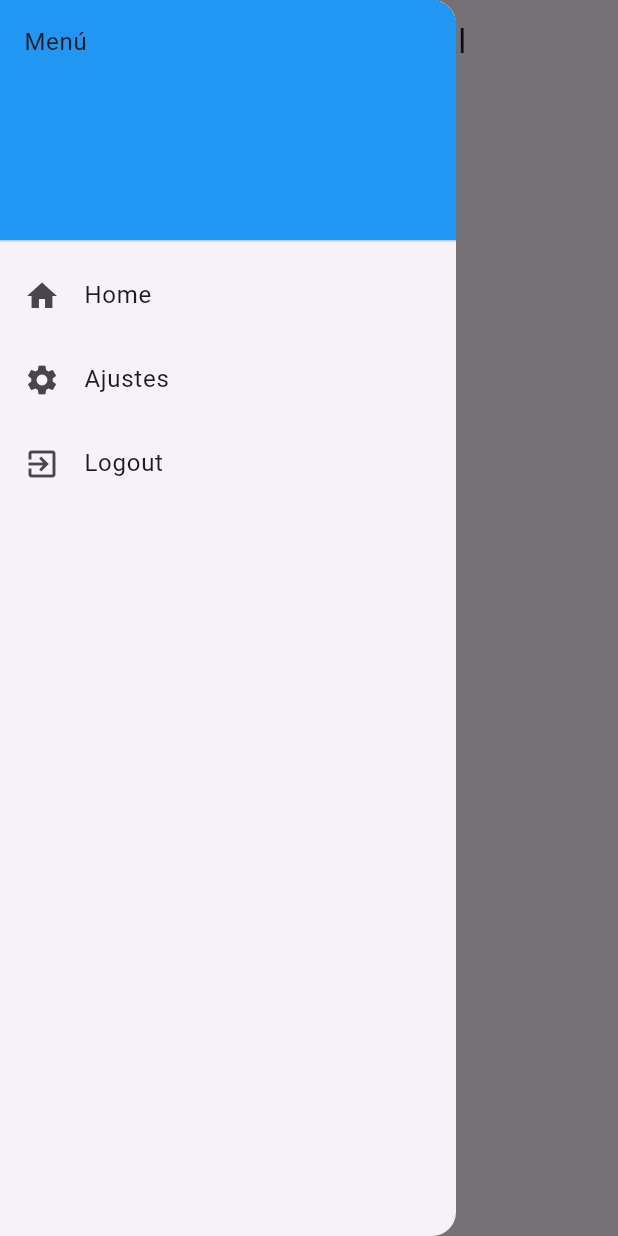
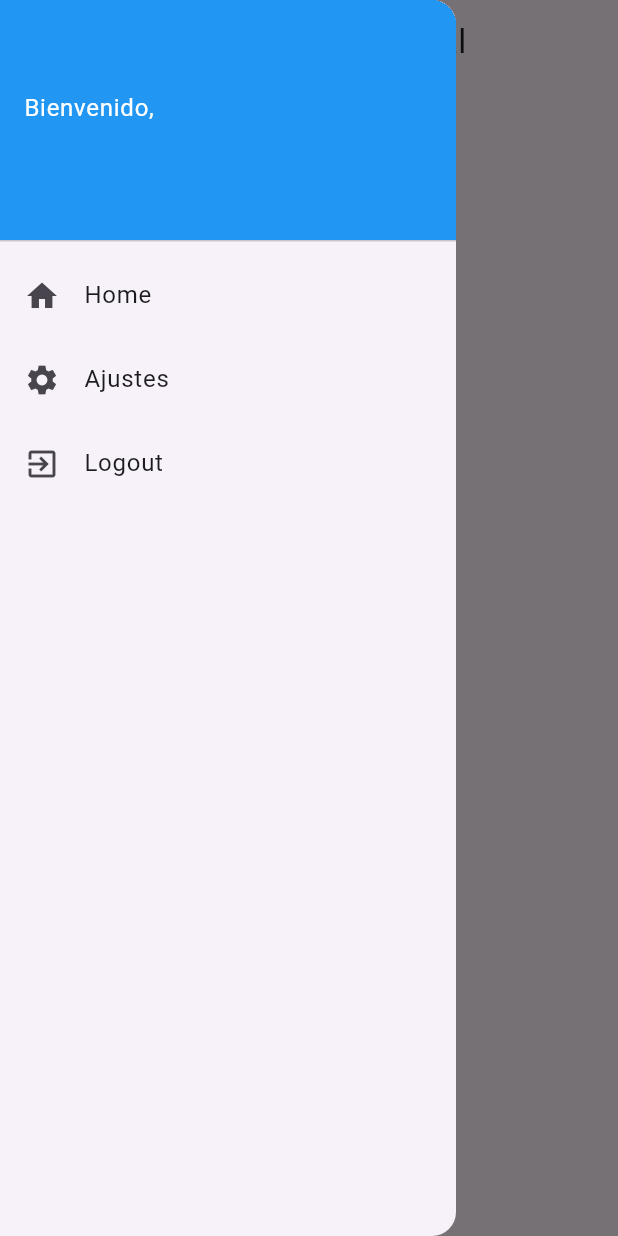
Before and after one commit to carlosgr1992/Examen_PMDM_PSP_CarlosGarciaRamirez, a Flutter app: the HomeView screen opened by its route, with the side drawer open, on a phone screen of 412 x 824 dp. Run offline on Flutter 3.47's test engine with Material 3 defaults, Android fonts, the phone set to English and light mode, and no system bars; our stand-ins replace cloud_firestore, firebase_auth, firebase_core; accounts and stored records are empty; generated files the repository leaves out were written again.

Commit message:
PMDM 3.4: Conseguido finalmente que reconozca al usuario creado desde el DrawerCustom al hacer clic en ajustes

```diff
--- a/lib/customViews/DrawerCustom.dart
+++ b/lib/customViews/DrawerCustom.dart
@@ -5,7 +5,7 @@ import '../fireStoreObjets/FbUsuario.dart';
 import '../onBoarding/AjustesView.dart';
 
 class DrawerCustom extends StatelessWidget {
-  final FbUsuario currentUser;
+  final FbUsuario? currentUser;
 
   DrawerCustom({required this.currentUser});
 
@@ -13,10 +13,18 @@ class DrawerCustom extends StatelessWidget {
   Widget build(BuildContext context) {
     return Drawer(
       child: ListView(
-        padding: EdgeInsets.zero,
         children: <Widget>[
           DrawerHeader(
-            child: Text('Menú'),
+            child: currentUser != null
+                ? Column(
+              mainAxisAlignment: MainAxisAlignment.center,
+              crossAxisAlignment: CrossAxisAlignment.start,
+              children: <Widget>[
+                Text('Bienvenido, ${currentUser!.nombre}', style: TextStyle(color: Colors.white)),
+                Text('${currentUser!.apellidos}', style: TextStyle(color: Colors.white)),
+              ],
+            )
+                : Text('Bienvenido, Invitado', style: TextStyle(color: Colors.white)),
             decoration: BoxDecoration(
               color: Colors.blue,
             ),
@@ -32,10 +40,13 @@ class DrawerCustom extends StatelessWidget {
             leading: Icon(Icons.settings),
             title: Text('Ajustes'),
             onTap: () {
-              Navigator.of(context).pop();
-              Navigator.of(context).push(MaterialPageRoute(
-                builder: (context) => AjustesView(usuario: currentUser),
-              ));
+              if (currentUser != null) {
+                Navigator.of(context).push(MaterialPageRoute(
+                  builder: (context) => AjustesView(usuario: currentUser!),
+                ));
+              } else {
+
+              }
             },
           ),
           ListTile(
--- a/lib/onBoarding/HomeView.dart
+++ b/lib/onBoarding/HomeView.dart
@@ -1,4 +1,5 @@
 import 'package:examen_pmdm_psp_carlosgarciaramirez/singletone/DataHolder.dart';
+import 'package:firebase_auth/firebase_auth.dart';
 import 'package:flutter/cupertino.dart';
 import 'package:flutter/material.dart';
 
@@ -14,6 +15,22 @@ class HomeView extends StatefulWidget {
 
 class _HomeViewState extends State<HomeView> {
   bool isList = true; // Variable de estado para controlar la vista
+  FbUsuario? currentUser; // Usuario actual
+
+  @override
+  void initState() {
+    super.initState();
+    _loadCurrentUser();
+  }
+
+  void _loadCurrentUser() async {
+    FbUsuario? user = await DataHolder.firebaseAdmin.loadFbUsuario();
+    if (mounted) {
+      setState(() {
+        currentUser = user;
+      });
+    }
+  }
 
   @override
   Widget build(BuildContext context) {
@@ -21,13 +38,7 @@ class _HomeViewState extends State<HomeView> {
       appBar: AppBar(
         title: Text('Usuarios de la red social'),
       ),
-      drawer: FutureBuilder<FbUsuario?>(
-        future: DataHolder.firebaseAdmin.getCurrentUser(),
-        builder: (context, snapshot) {
-          FbUsuario usuario = snapshot.data ?? FbUsuario(nombre: "Invitado", apellidos: "", edad: 0);
-          return DrawerCustom(currentUser: usuario);
-        },
-      ),
+      drawer: DrawerCustom(currentUser: currentUser ?? FbUsuario(nombre: "Invitado", apellidos: "", edad: 0)),
       body: Column(
         children: [
           Expanded(
```
Also changed, not shown: lib/singletone/FireBaseAdmin.dart (+37 -0 lines).
